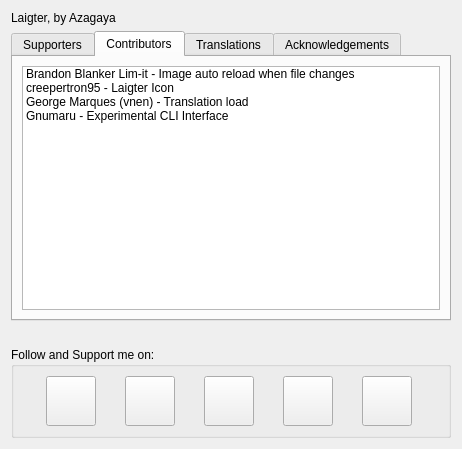
Qt form gui/about_dialog.ui (azagaya/laigter) before a commit.
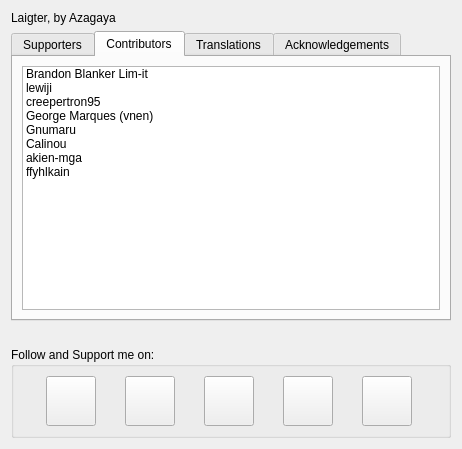
The same form after that commit. The open tabs and pages were chosen to show the change. Icons and pictures are not drawn.

Commit message: Update contributors list

The edit to the form file:
```diff
--- a/gui/about_dialog.ui
+++ b/gui/about_dialog.ui
@@ -229,22 +229,42 @@
         <widget class="QListWidget" name="listWidget_2">
          <item>
           <property name="text">
-           <string>Brandon Blanker Lim-it - Image auto reload when file changes</string>
+           <string>Brandon Blanker Lim-it</string>
           </property>
          </item>
          <item>
           <property name="text">
-           <string>creepertron95 - Laigter Icon</string>
+           <string>lewiji</string>
           </property>
          </item>
          <item>
           <property name="text">
-           <string>George Marques (vnen) - Translation load</string>
+           <string>creepertron95</string>
           </property>
          </item>
          <item>
           <property name="text">
-           <string>Gnumaru - Experimental CLI Interface</string>
+           <string>George Marques (vnen)</string>
+          </property>
+         </item>
+         <item>
+          <property name="text">
+           <string>Gnumaru</string>
+          </property>
+         </item>
+         <item>
+          <property name="text">
+           <string>Calinou</string>
+          </property>
+         </item>
+         <item>
+          <property name="text">
+           <string>akien-mga</string>
+          </property>
+         </item>
+         <item>
+          <property name="text">
+           <string>ffyhlkain</string>
           </property>
          </item>
         </widget>
```
Left out of the diff: 5 changed lines with no effect on the pictures.
